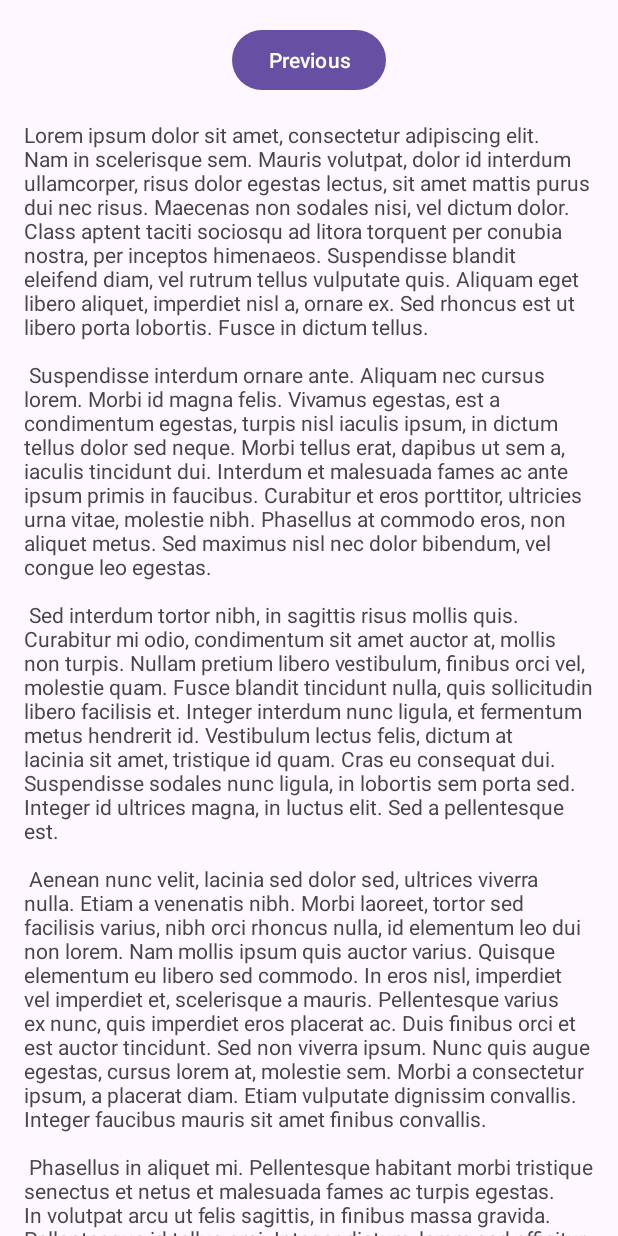
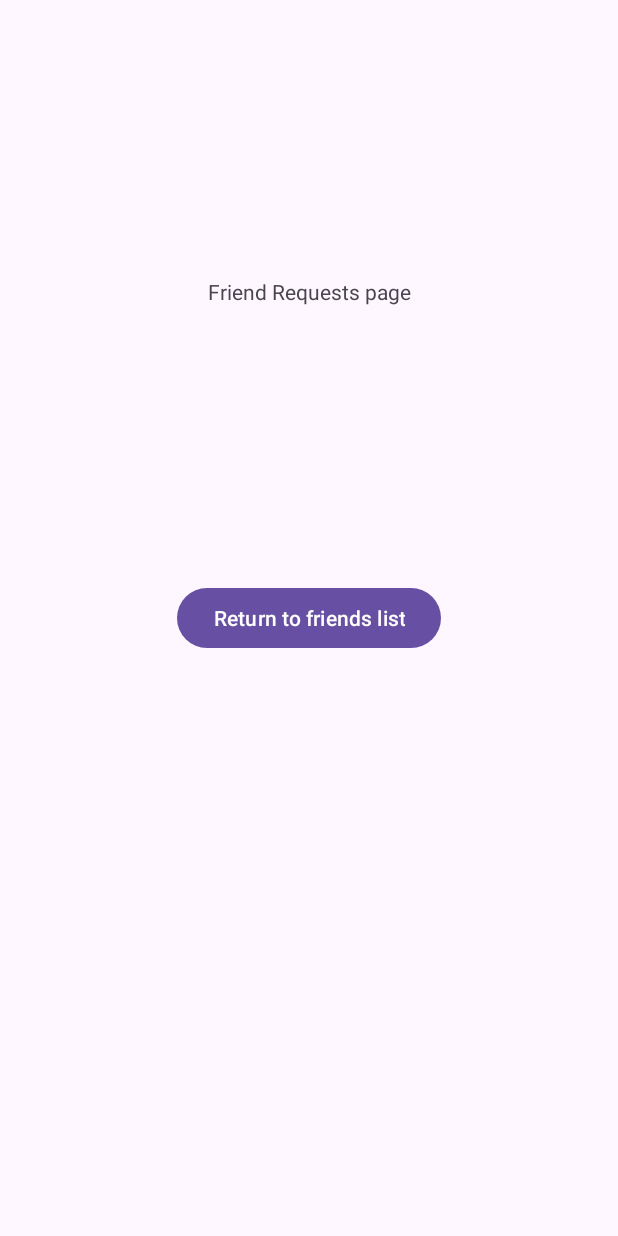
Before and after one commit to COSC481W-2024Winter/ResoluteApp, an Android app: the fragment RequestFragment shown on its own in the app's theme, on a phone screen of 412 x 824 dp. Run offline under Robolectric (Android 15) with nearby library versions, the phone set to English and light mode, and no system bars.

Commit message:
nav: Navigation to RequestFragment
This commit creates a fragment intended to show the user's current received friend requests. Currently the page is accessible by a button added to FriendsFragment and can be left by a button added to RequestFragment.

Additionally, unnecessary fragments from the initial creation of the app's project files have been removed.

Files changed:
 * nav_graph.xml
 * LoginFragment.java (remove import of fragment_first.xml)
 * fragment_friends.xml
 * FriendsFragment.java

Files added:
 * fragment_request.xml
 * RequestFragment.java

Files removed:
 * fragment_first.xml
 * fragment_second.xml
 * FirstFragment.java
 * SecondFragment.java

Addresses #27

```diff
--- a/app/src/main/java/com/example/resoluteapp/LoginFragment.java
+++ b/app/src/main/java/com/example/resoluteapp/LoginFragment.java
@@ -14,7 +14,6 @@ import android.view.ViewGroup;
 import android.widget.EditText;
 import android.widget.Toast;
 
-import com.example.resoluteapp.databinding.FragmentFirstBinding;
 import com.example.resoluteapp.databinding.FragmentLoginBinding;
 import com.google.android.gms.tasks.OnCompleteListener;
 import com.google.android.gms.tasks.Task;
--- a/app/src/main/java/com/example/resoluteapp/SecondFragment.java
+++ b/app/src/main/java/com/example/resoluteapp/RequestFragment.java
@@ -1,19 +1,21 @@
 package com.example.resoluteapp;
 
 import android.os.Bundle;
-import android.view.LayoutInflater;
-import android.view.View;
-import android.view.ViewGroup;
 
 import androidx.annotation.NonNull;
 import androidx.fragment.app.Fragment;
 import androidx.navigation.fragment.NavHostFragment;
 
-import com.example.resoluteapp.databinding.FragmentSecondBinding;
+import android.view.LayoutInflater;
+import android.view.View;
+import android.view.ViewGroup;
 
-public class SecondFragment extends Fragment {
+import com.example.resoluteapp.databinding.FragmentFriendsBinding;
+import com.example.resoluteapp.databinding.FragmentRequestBinding;
 
-    private FragmentSecondBinding binding;
+public class RequestFragment extends Fragment {
+
+    private FragmentRequestBinding binding;
 
     @Override
     public View onCreateView(
@@ -21,7 +23,7 @@ public class SecondFragment extends Fragment {
             Bundle savedInstanceState
     ) {
 
-        binding = FragmentSecondBinding.inflate(inflater, container, false);
+        binding = FragmentRequestBinding.inflate(inflater, container, false);
         return binding.getRoot();
 
     }
@@ -29,11 +31,12 @@ public class SecondFragment extends Fragment {
     public void onViewCreated(@NonNull View view, Bundle savedInstanceState) {
         super.onViewCreated(view, savedInstanceState);
 
-        binding.buttonSecond.setOnClickListener(new View.OnClickListener() {
+        //Return to Friends List Button
+        binding.toFriendsFromRequest.setOnClickListener(new View.OnClickListener() {
             @Override
             public void onClick(View view) {
-                /*NavHostFragment.findNavController(SecondFragment.this)
-                        .navigate(R.id.action_SecondFragment_to_FirstFragment);*/
+                NavHostFragment.findNavController(RequestFragment.this)
+                        .navigate(R.id.action_requestFragment_to_friendsFragment);
             }
         });
     }
@@ -43,5 +46,4 @@ public class SecondFragment extends Fragment {
         super.onDestroyView();
         binding = null;
     }
-
 }
--- /dev/null
+++ b/app/src/main/res/layout/fragment_request.xml
@@ -0,0 +1,28 @@
+<?xml version="1.0" encoding="utf-8"?>
+<androidx.constraintlayout.widget.ConstraintLayout xmlns:android="http://schemas.android.com/apk/res/android"
+    xmlns:app="http://schemas.android.com/apk/res-auto"
+    xmlns:tools="http://schemas.android.com/tools"
+    android:layout_width="match_parent"
+    android:layout_height="match_parent"
+    tools:context=".RequestFragment">
+
+    <Button
+        android:id="@+id/to_friends_from_request"
+        android:layout_width="wrap_content"
+        android:layout_height="wrap_content"
+        android:text="Return to friends list"
+        app:layout_constraintBottom_toBottomOf="parent"
+        app:layout_constraintEnd_toEndOf="parent"
+        app:layout_constraintStart_toStartOf="parent"
+        app:layout_constraintTop_toTopOf="parent" />
+
+    <TextView
+        android:id="@+id/request_fragment_identifier"
+        android:layout_width="wrap_content"
+        android:layout_height="wrap_content"
+        android:text="Friend Requests page"
+        app:layout_constraintBottom_toTopOf="@+id/to_friends_from_request"
+        app:layout_constraintEnd_toEndOf="parent"
+        app:layout_constraintStart_toStartOf="parent"
+        app:layout_constraintTop_toTopOf="parent" />
+</androidx.constraintlayout.widget.ConstraintLayout>
--- a/app/src/main/res/layout/fragment_second.xml
+++ /dev/null
@@ -1,35 +0,0 @@
-<?xml version="1.0" encoding="utf-8"?>
-<androidx.core.widget.NestedScrollView xmlns:android="http://schemas.android.com/apk/res/android"
-    xmlns:app="http://schemas.android.com/apk/res-auto"
-    xmlns:tools="http://schemas.android.com/tools"
-    android:layout_width="match_parent"
-    android:layout_height="match_parent"
-    tools:context=".SecondFragment">
-
-    <androidx.constraintlayout.widget.ConstraintLayout
-        android:layout_width="match_parent"
-        android:layout_height="match_parent"
-        android:padding="16dp">
-
-        <Button
-            android:id="@+id/button_second"
-            android:layout_width="wrap_content"
-            android:layout_height="wrap_content"
-            android:text="@string/previous"
-            app:layout_constraintBottom_toTopOf="@id/textview_second"
-            app:layout_constraintEnd_toEndOf="parent"
-            app:layout_constraintStart_toStartOf="parent"
-            app:layout_constraintTop_toTopOf="parent" />
-
-        <TextView
-            android:id="@+id/textview_second"
-            android:layout_width="wrap_content"
-            android:layout_height="wrap_content"
-            android:layout_marginTop="16dp"
-            android:text="@string/lorem_ipsum"
-            app:layout_constraintBottom_toBottomOf="parent"
-            app:layout_constraintEnd_toEndOf="parent"
-            app:layout_constraintStart_toStartOf="parent"
-            app:layout_constraintTop_toBottomOf="@id/button_second" />
-    </androidx.constraintlayout.widget.ConstraintLayout>
-</androidx.core.widget.NestedScrollView>
```
Also changed, not shown: app/src/main/java/com/example/resoluteapp/FirstFragment.java (deleted, +0 -47 lines), app/src/main/java/com/example/resoluteapp/FriendsFragment.java (+9 -0 lines), app/src/main/res/layout/fragment_first.xml (deleted, +0 -35 lines), app/src/main/res/layout/fragment_friends.xml (+10 -0 lines), app/src/main/res/navigation/nav_graph.xml (+12 -0 lines).
